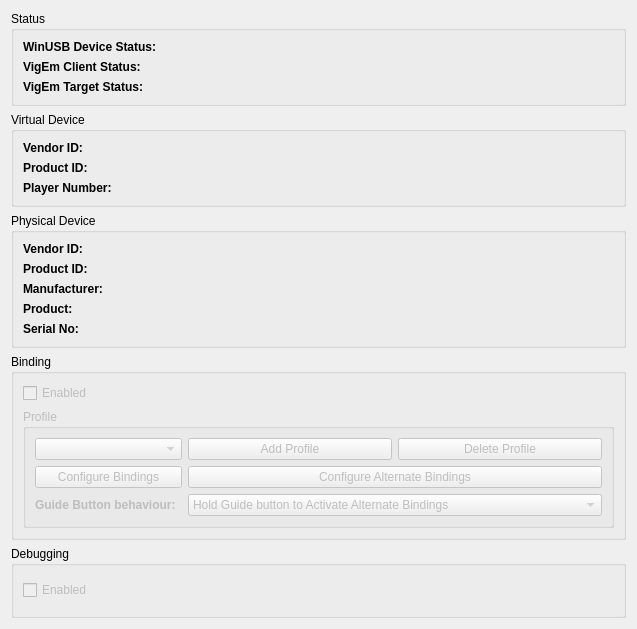
Qt form XBOFS.win.qt5/WinUsbDeviceWidget.ui (OOPMan/XBOFS.win) before a commit.
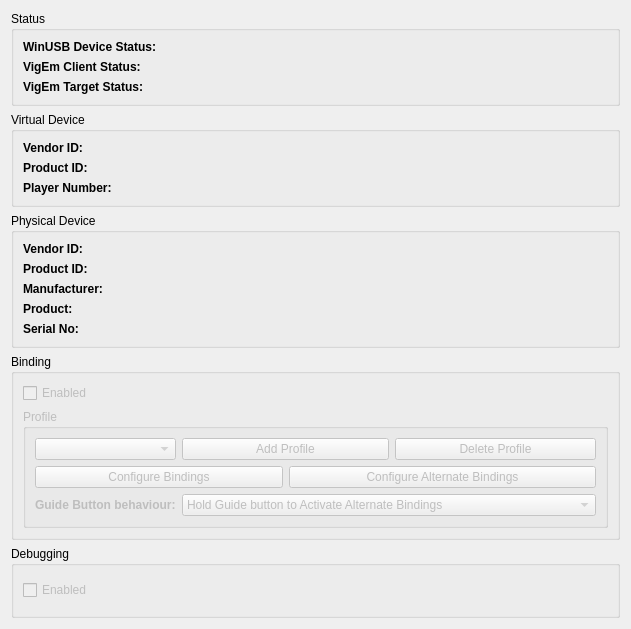
The same form after that commit.

What changed in the file:
```diff
--- a/XBOFS.win.qt5/WinUsbDeviceWidget.ui
+++ b/XBOFS.win.qt5/WinUsbDeviceWidget.ui
@@ -226,14 +226,14 @@
          <string>Profile</string>
         </property>
         <layout class="QGridLayout" name="gridLayout">
-         <item row="0" column="5">
+         <item row="0" column="4" colspan="2">
           <widget class="QPushButton" name="deleteProfileButton">
            <property name="text">
             <string>Delete Profile</string>
            </property>
           </widget>
          </item>
-         <item row="1" column="0" colspan="2">
+         <item row="1" column="0" colspan="3">
           <widget class="QPushButton" name="configureBindingsButton">   
 		   <property name="enabled">
             <bool>false</bool>
@@ -243,21 +243,21 @@
            </property>
           </widget>
          </item>
-         <item row="2" column="0">
+         <item row="2" column="0" colspan="2">
           <widget class="QLabel" name="label_7">           
            <property name="text">
             <string>&lt;html&gt;&lt;head/&gt;&lt;body&gt;&lt;p&gt;&lt;span style=&quot; font-weight:700;&quot;&gt;Guide Button behaviour:&lt;/span&gt;&lt;/p&gt;&lt;/body&gt;&lt;/html&gt;</string>
            </property>
           </widget>
          </item>
-         <item row="0" column="4">
+         <item row="0" column="2" colspan="2">
           <widget class="QPushButton" name="addProfileButton">
            <property name="text">
             <string>Add Profile</string>
            </property>
           </widget>
          </item>
-         <item row="1" column="4" colspan="2">
+         <item row="1" column="3" colspan="3">
           <widget class="QPushButton" name="configureAlternateBindingsButton">           
 		   <property name="enabled">
             <bool>false</bool>
@@ -274,7 +274,7 @@
            </property>
           </widget>
          </item>
-         <item row="2" column="4" colspan="2">
+         <item row="2" column="2" colspan="4">
           <widget class="QComboBox" name="guideButtonBehaviourComboBox">           
 		   <property name="enabled">
             <bool>false</bool>
```
